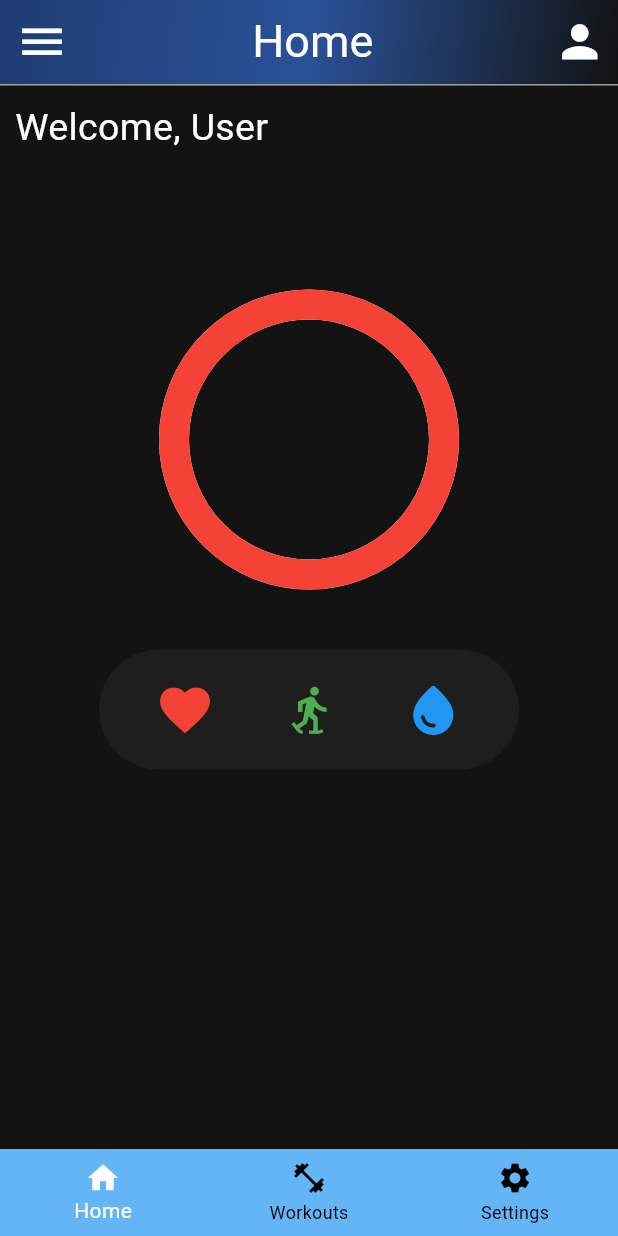
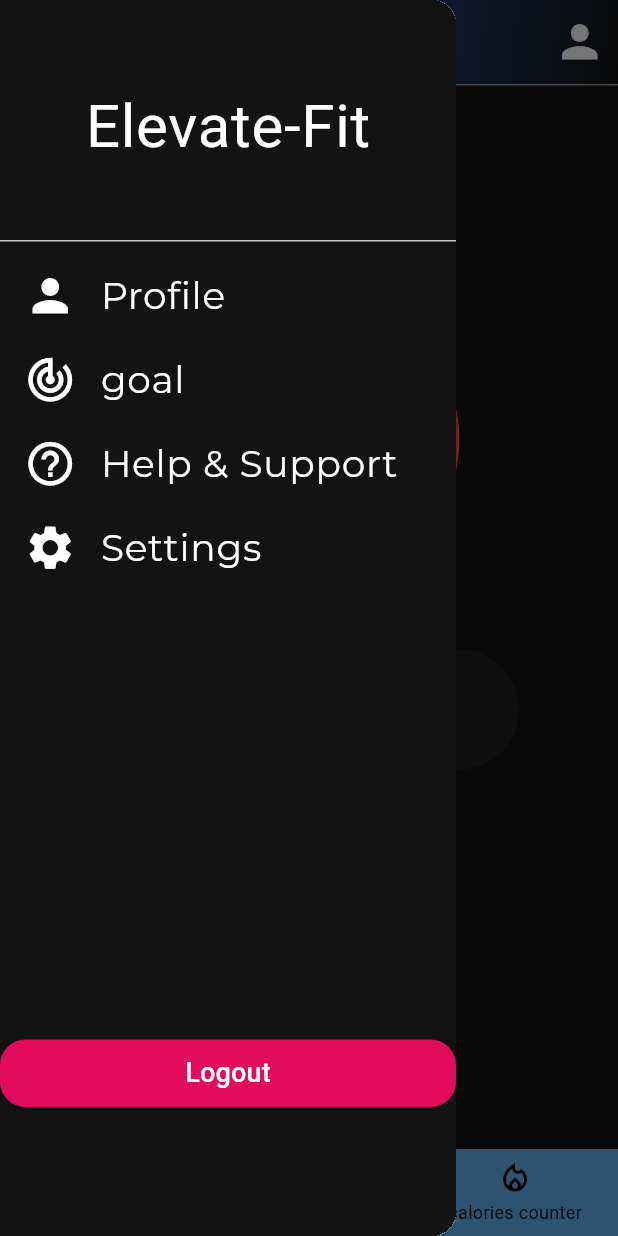
Before and after one commit to Mazen-Senary/ElevateFit-Fitness-Tracker-App, a Flutter app: the DashboardScreen screen opened by its route, with the side drawer open (before the commit the screen has no drawer), on a phone screen of 412 x 824 dp. Run offline on Flutter 3.47's test engine with Material 3 defaults, Android fonts, the phone set to English and light mode, and no system bars; drawn by our look-alikes of percent_indicator; our stand-ins replace google_fonts.

Commit message:
added drawer and changed bottomnavbar

```diff
--- /dev/null
+++ b/lib/Widgets/custom_drawer_widgets.dart
@@ -0,0 +1,70 @@
+
+import 'package:flutter/material.dart';
+import 'package:google_fonts/google_fonts.dart';
+
+import '../ViewModel/loginViewModel.dart';
+import 'custom_elevated_button.dart';
+
+class Drawertap extends StatelessWidget {
+  const Drawertap({super.key});
+
+  @override
+  Widget build(BuildContext context) {
+    LoginViewModel loginViewModel = LoginViewModel();
+    return Drawer(
+      child:Container(
+        color: Color(0xFF141313),
+        child: ListView(
+          children: [
+            DrawerHeader(child: Center(
+              child: Text("Elevate-Fit",
+                style:GoogleFonts.fugazOne(
+                  fontSize: 40,
+                  color: Colors.white
+                ),
+              ),
+            )),
+            ListTile(
+              leading: Icon(Icons.person,size: 35,color: Colors.white,),
+              title: Text("Profile",
+                  style: GoogleFonts.montserrat(fontSize: 25,color: Colors.white,)
+              ),
+            ),
+            ListTile(
+              leading: Icon(Icons.track_changes,size: 35,color: Colors.white,),
+              title: Text("goal",
+                  style: GoogleFonts.montserrat(fontSize: 25,color: Colors.white,)
+              ),
+
+            ),
+            ListTile(
+              leading: Icon(Icons.help_outline,size: 35,color: Colors.white,),
+              title: Text("Help & Support",
+                  style: GoogleFonts.montserrat(fontSize: 25,color: Colors.white,)
+              ),
+
+            ),
+            ListTile(
+              leading: Icon(Icons.settings,size: 35,color: Colors.white,),
+              title: Text("Settings",
+                  style: GoogleFonts.montserrat(fontSize: 25,color: Colors.white,)
+              ),
+            ),
+             SizedBox(height: 300,) ,
+            CustomElevatedbutton(
+              onPressed: () {
+                loginViewModel.navigation(context, 'login');
+              },
+              text: "Logout",
+              color: Color(0xFFE30B5C),
+            ),
+
+          ],
+
+        ),
+      )
+
+
+    );
+  }
+}
--- a/lib/screens/dashboard_screen.dart
+++ b/lib/screens/dashboard_screen.dart
@@ -1,4 +1,5 @@
 import 'package:elevate_fit/Widgets/custom_FAB.dart';
+import 'package:elevate_fit/Widgets/custom_drawer_widgets.dart';
 import 'package:elevate_fit/Widgets/custom_elevated_button.dart';
 import 'package:flutter/material.dart';
 import 'package:percent_indicator/flutter_percent_indicator.dart';
@@ -40,13 +41,14 @@ class _DashboardScreenState extends State<DashboardScreen> {
             label: "Workouts",
           ),
           BottomNavigationBarItem(
-            icon: Icon(Icons.settings),
-            label: "Settings",
+            icon: Icon(Icons.local_fire_department_outlined),
+            label: "calories counter",
           ),
         ],
       ),
       backgroundColor: Color(0xFF141313),
       appBar: AppBar(
+        iconTheme: IconThemeData(color: Colors.white),
         backgroundColor: Colors.transparent,
         flexibleSpace: CustomAppBar(),
         title: Center(
@@ -55,10 +57,10 @@ class _DashboardScreenState extends State<DashboardScreen> {
             style: TextStyle(fontSize: 30, color: Colors.white),
           ),
         ),
-        leading: IconButton(
-          onPressed: () {},
-          icon: Icon(Icons.menu, color: Colors.white, size: 35),
-        ),
+        // leading: IconButton(
+        //   onPressed: () {},
+        //   icon: Icon(Icons.menu, color: Colors.white, size: 35),
+        // ),
         actions: [
           IconButton(
             onPressed: () {},
@@ -70,6 +72,7 @@ class _DashboardScreenState extends State<DashboardScreen> {
           child: Container(color: Colors.grey, height: 1.0),
         ),
       ),
+      drawer:Drawertap(),
       body: SingleChildScrollView(
         child: Container(
           color: Colors.transparent,
--- a/pubspec.yaml
+++ b/pubspec.yaml
@@ -35,6 +35,7 @@ dependencies:
   # The following adds the Cupertino Icons font to your application.
   # Use with the CupertinoIcons class for iOS style icons.
   cupertino_icons: ^1.0.8
+  google_fonts: ^6.2.1
 
 dev_dependencies:
   flutter_test:
```
Also changed, not shown: pubspec.lock, 1 other file.
